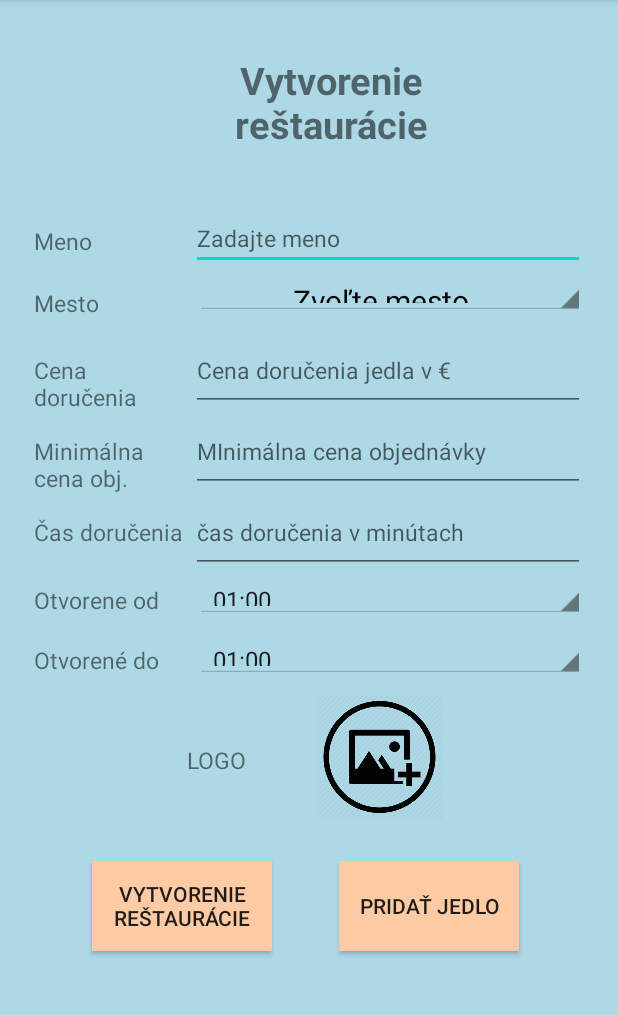
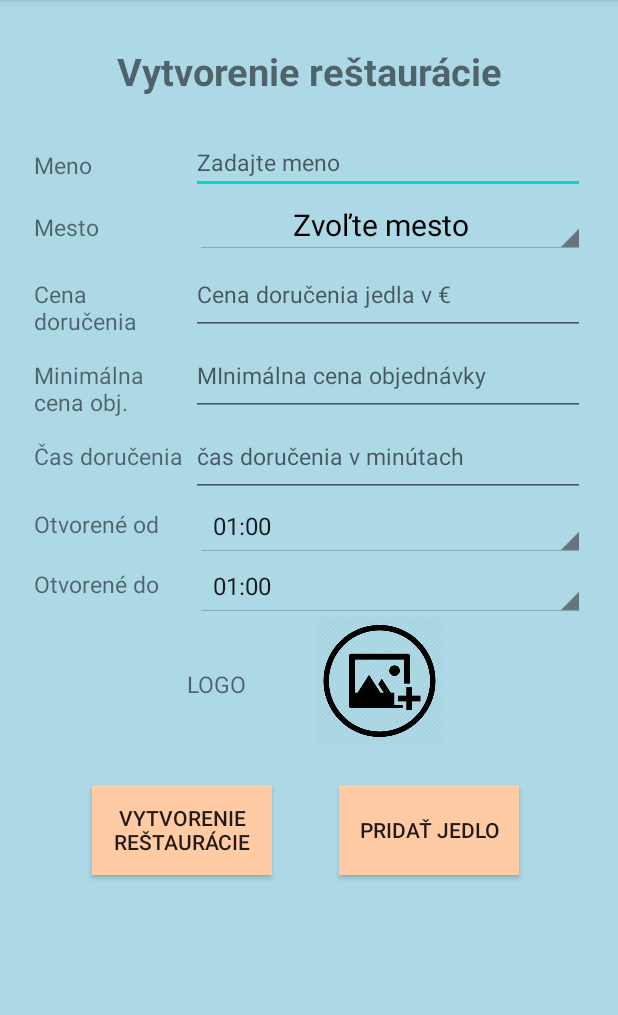
Before and after one commit to xheban/mtaa-FE, an Android app: the CreateRestaurant screen opened directly, with no data from a screen before it, on a phone screen of 412 x 824 dp, the part 84-1099 px from its top. Run offline under Robolectric (Android 15) with nearby library versions, the phone set to English and light mode, and no system bars; our stand-ins replace Volley; network calls fail; 1 statement that could not run was skipped.

Commit message:
final layout for creating restaurant

```diff
--- a/app/src/main/res/layout/createrestaurant.xml
+++ b/app/src/main/res/layout/createrestaurant.xml
@@ -11,19 +11,16 @@
 
     <TextView
         android:id="@+id/title"
-        android:layout_width="209dp"
-        android:layout_height="wrap_content"
-        android:layout_marginStart="100dp"
-        android:layout_marginLeft="100dp"
-        android:layout_marginTop="20dp"
-        android:layout_marginEnd="100dp"
-        android:layout_marginRight="100dp"
+        android:layout_width="320dp"
+        android:layout_height="43dp"
+        android:layout_marginStart="40dp"
+        android:layout_marginTop="10dp"
+        android:layout_marginEnd="40dp"
+        android:gravity="center"
         android:text="@string/create_restaurant"
         android:textSize="25sp"
         android:textStyle="bold"
-        android:gravity="center"
         app:layout_constraintEnd_toEndOf="parent"
-        app:layout_constraintHorizontal_bias="0.0"
         app:layout_constraintStart_toStartOf="parent"
         app:layout_constraintTop_toTopOf="parent" />
 
@@ -33,7 +30,7 @@
         android:layout_height="414dp"
         android:layout_marginStart="18dp"
         android:layout_marginLeft="18dp"
-        android:layout_marginTop="40dp"
+        android:layout_marginTop="20dp"
         android:layout_marginEnd="18dp"
         android:layout_marginRight="18dp"
         android:orientation="vertical"
@@ -76,6 +73,7 @@
                 android:layout_width="0dp"
                 android:layout_height="40dp"
                 android:layout_weight="1"
+                android:gravity="center|left"
                 android:text="@string/mesto"
                 android:textSize="15sp"
                 app:layout_constraintStart_toStartOf="@+id/užívateľ"
@@ -85,8 +83,8 @@
                 android:id="@+id/city_spinner_admin"
                 style="@android:style/Widget.Holo.Light.Spinner"
                 android:layout_width="260dp"
-                android:layout_height="30dp"
-                android:textSize="20sp"></Spinner>
+                android:layout_height="match_parent"
+                android:textSize="14sp"></Spinner>
         </LinearLayout>
 
         <LinearLayout
@@ -189,8 +187,8 @@
                 android:id="@+id/open_from"
                 style="@android:style/Widget.Holo.Light.Spinner"
                 android:layout_width="260dp"
-                android:layout_height="30dp"
-                android:textSize="20sp"></Spinner>
+                android:layout_height="match_parent"
+                android:textSize="14sp"></Spinner>
         </LinearLayout>
 
         <LinearLayout
@@ -213,8 +211,8 @@
                 android:id="@+id/open_to"
                 style="@android:style/Widget.Holo.Light.Spinner"
                 android:layout_width="260dp"
-                android:layout_height="30dp"
-                android:textSize="20sp"></Spinner>
+                android:layout_height="match_parent"
+                android:textSize="14sp"></Spinner>
         </LinearLayout>
 
         <LinearLayout
--- a/app/src/main/res/values/strings.xml
+++ b/app/src/main/res/values/strings.xml
@@ -39,7 +39,7 @@
     <string name="time_del_min">čas doručenia v minútach</string>
     <string name="price_min">Minimálna cena obj.</string>
     <string name="price_del_euros_min">MInimálna cena objednávky</string>
-    <string name="openFrom">Otvorene od</string>
+    <string name="openFrom">Otvorené od</string>
     <string name="openTo">Otvorené do</string>
     <string name="create_food">Pridať jedlo</string>
     <string name="create_food_2">Pridanie jedla</string>
```
